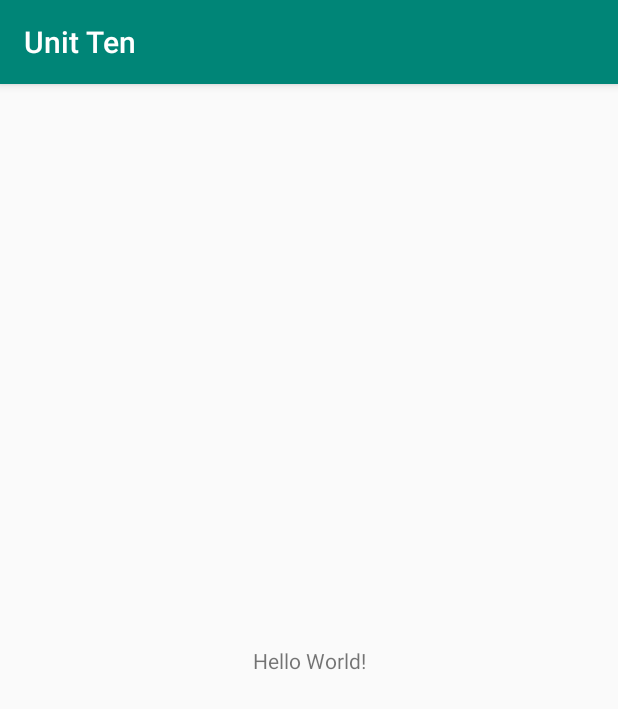
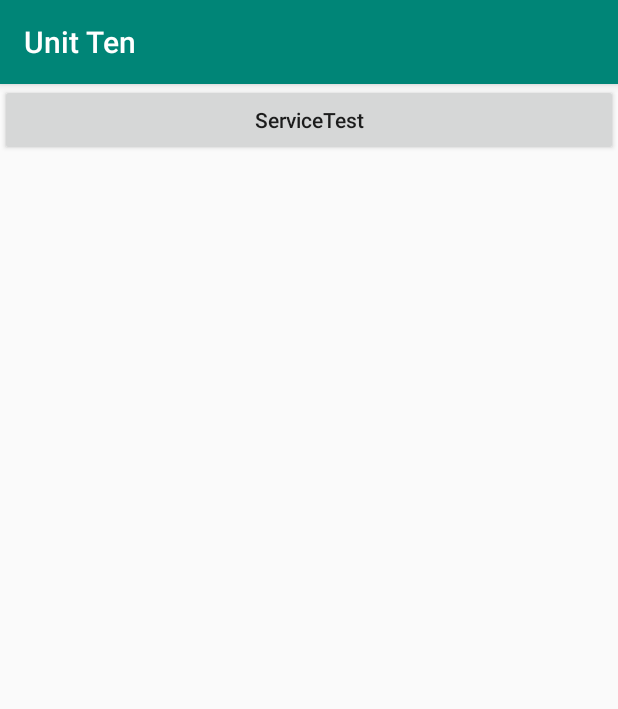
Before and after one commit to BigRFQ/Unit-Ten, an Android app: the screen it shows after launch (MainActivity), on a phone screen of 412 x 824 dp. Shown: the top 709 px of the screen. Run offline under Robolectric (Android 15) with nearby library versions, the phone set to English and light mode, and no system bars.

Commit message:
完成新建第十章测试，并创建MyService活动 下一步进行服务启停测试

```diff
--- a/app/src/main/java/com/example/unitten/MainActivity.java
+++ b/app/src/main/java/com/example/unitten/MainActivity.java
@@ -1,7 +1,10 @@
 package com.example.unitten;
 
+import android.content.Intent;
 import android.support.v7.app.AppCompatActivity;
 import android.os.Bundle;
+import android.view.View;
+import android.widget.Button;
 
 public class MainActivity extends AppCompatActivity {
 
@@ -9,5 +12,13 @@ public class MainActivity extends AppCompatActivity {
     protected void onCreate(Bundle savedInstanceState) {
         super.onCreate(savedInstanceState);
         setContentView(R.layout.activity_main);
+        Button next_Service= findViewById(R.id.next_ServiceTest);
+        next_Service.setOnClickListener(new View.OnClickListener() {
+            @Override
+            public void onClick(View v) {
+                Intent intent = new Intent(MainActivity.this,MyService.class);
+                startActivity(intent);
+            }
+        });
     }
 }
--- a/app/src/main/res/layout/activity_main.xml
+++ b/app/src/main/res/layout/activity_main.xml
@@ -1,18 +1,16 @@
 <?xml version="1.0" encoding="utf-8"?>
-<android.support.constraint.ConstraintLayout xmlns:android="http://schemas.android.com/apk/res/android"
+<LinearLayout xmlns:android="http://schemas.android.com/apk/res/android"
     xmlns:app="http://schemas.android.com/apk/res-auto"
     xmlns:tools="http://schemas.android.com/tools"
     android:layout_width="match_parent"
     android:layout_height="match_parent"
     tools:context=".MainActivity">
 
-    <TextView
-        android:layout_width="wrap_content"
+    <Button
+        android:id="@+id/next_ServiceTest"
+        android:layout_width="match_parent"
         android:layout_height="wrap_content"
-        android:text="Hello World!"
-        app:layout_constraintBottom_toBottomOf="parent"
-        app:layout_constraintLeft_toLeftOf="parent"
-        app:layout_constraintRight_toRightOf="parent"
-        app:layout_constraintTop_toTopOf="parent" />
+        android:textAllCaps="false"
+        android:text="ServiceTest"/>
 
-</android.support.constraint.ConstraintLayout>
+</LinearLayout>
```
Also changed, not shown: app/src/main/AndroidManifest.xml (+7 -0 lines), app/src/main/java/com/example/unitten/MyService.java (added, +31 -0 lines), app/src/main/java/com/example/unitten/ServiceTest.java (added, +13 -0 lines), app/src/main/res/layout/activity_service_test.xml (added, +9 -0 lines).
